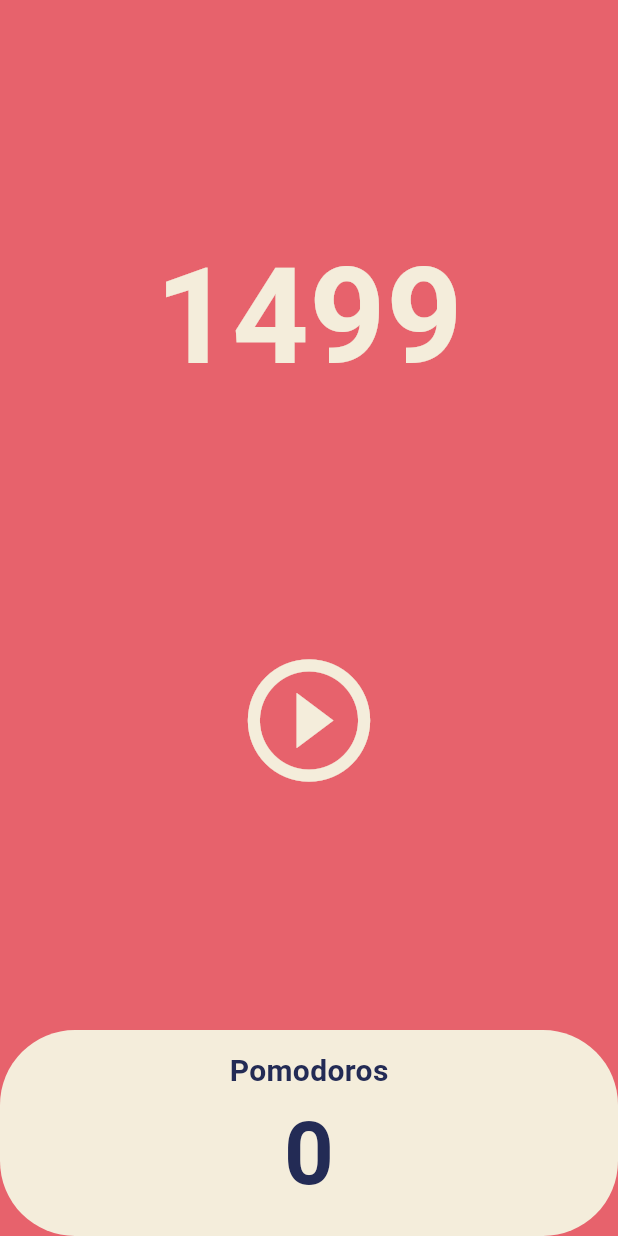
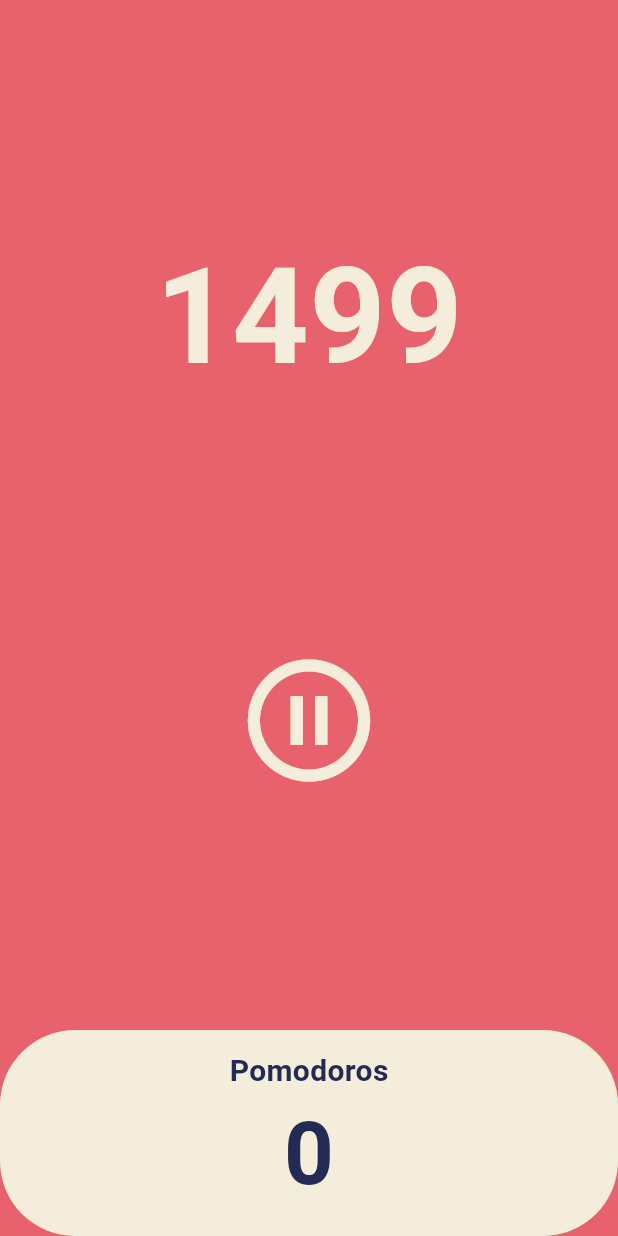
Before and after one commit to judoree/tooflix, a Flutter app: the screen it shows after launch, after a tap on the "play circle outline" icon, on a phone screen of 412 x 824 dp. Run offline on Flutter 3.47's test engine with Material 3 defaults, Android fonts, the light colour scheme and no system bars.

Commit message:
Pause Play

```diff
--- a/lib/screens/home_screen.dart
+++ b/lib/screens/home_screen.dart
@@ -11,6 +11,7 @@ class HomeScreen extends StatefulWidget {
 
 class _HomeScreenState extends State<HomeScreen> {
   int totalSeconds = 1500;
+  bool isRunning = false;
   late Timer timer; // lats modifier : 이 프로퍼티 를 당장 초기화 하지 않아도 된다는 것을 뜻함
 
   void onTick(Timer timer) {
@@ -20,7 +21,20 @@ class _HomeScreenState extends State<HomeScreen> {
   }
 
   void onStartPressed() {
-    timer = Timer.periodic(const Duration(seconds: 1), onTick);
+    timer = Timer.periodic(
+      const Duration(seconds: 1),
+      onTick,
+    );
+    setState(() {
+      isRunning = true;
+    });
+  }
+
+  void onPausePressed() {
+    timer.cancel();
+    setState(() {
+      isRunning = false;
+    });
   }
 
   @override
@@ -49,8 +63,10 @@ class _HomeScreenState extends State<HomeScreen> {
               child: IconButton(
                 iconSize: 98,
                 color: Theme.of(context).cardColor,
-                onPressed: onStartPressed,
-                icon: const Icon(Icons.play_circle_outline),
+                onPressed: isRunning ? onPausePressed : onStartPressed,
+                icon: Icon(isRunning
+                    ? Icons.pause_circle_outline
+                    : Icons.play_circle_outline),
               ),
             ),
           ),
```
